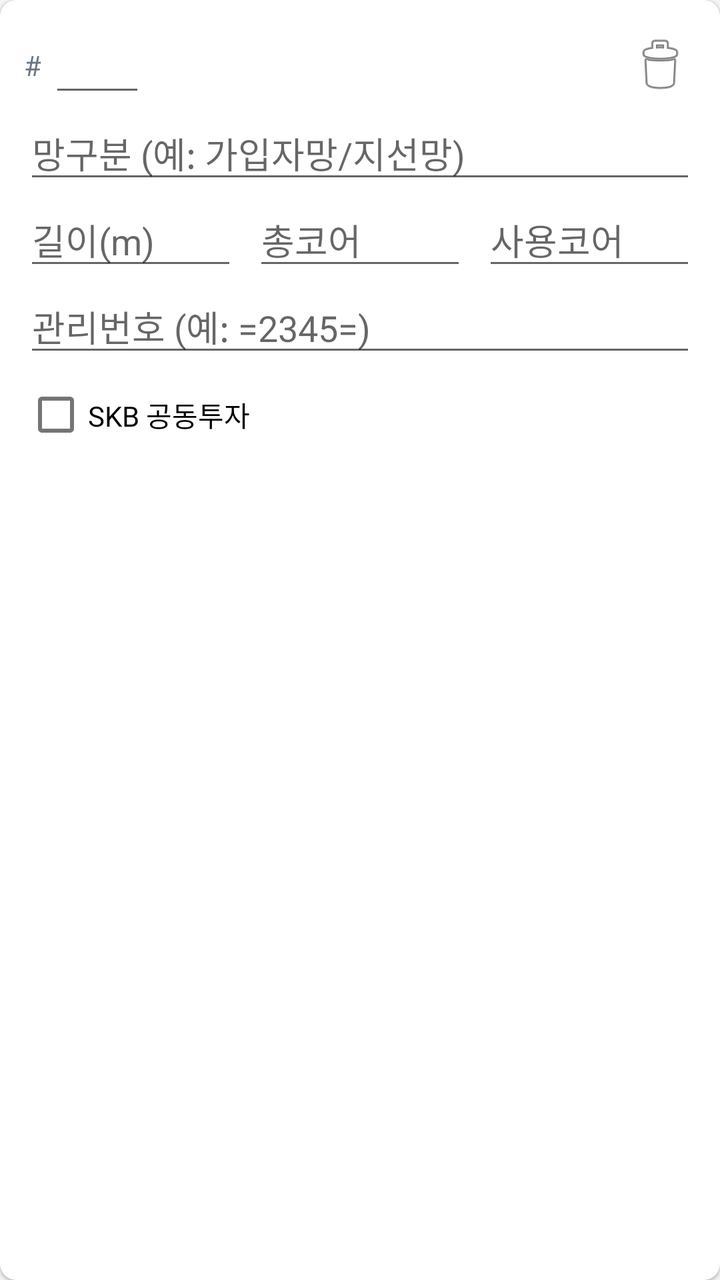
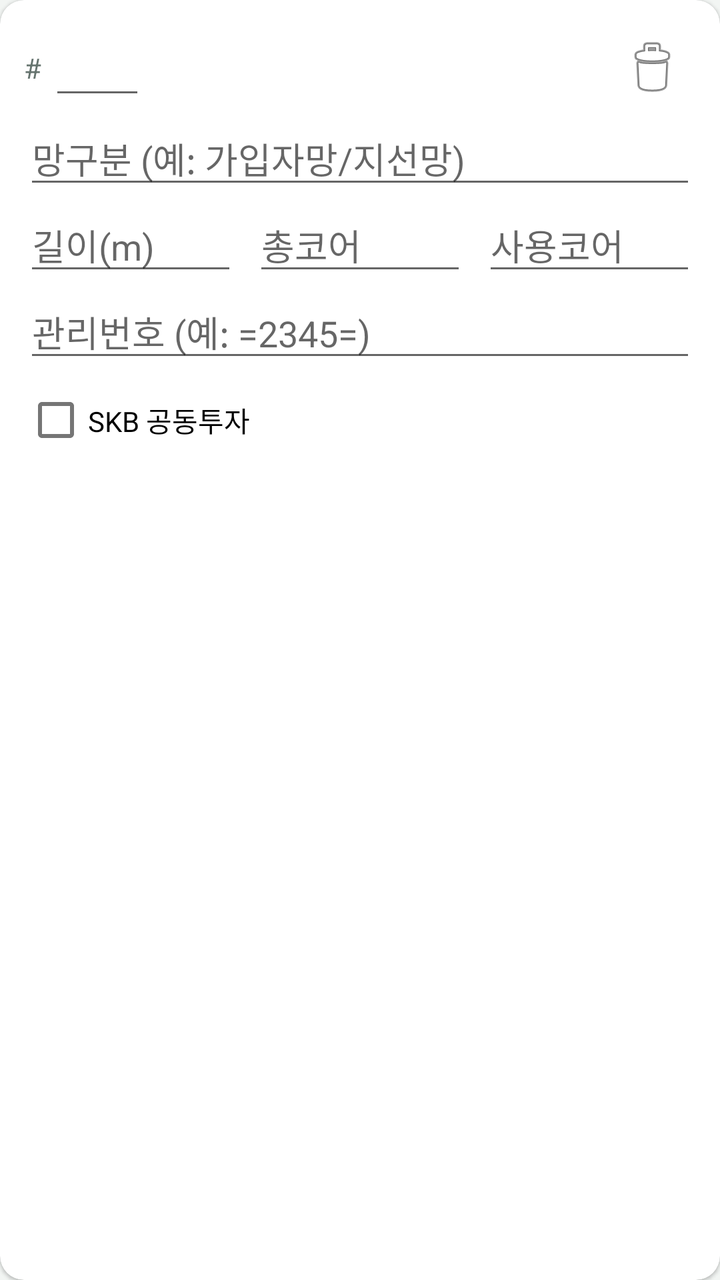

An Android layout rendered at two revisions. The XML below is the earlier revision; the diff shows what the commit changed to produce the second picture.
<!-- AndroidManifest.xml: application theme Theme.Jijang -->
<!-- res/layout/item_cable_row.xml -->
<?xml version="1.0" encoding="utf-8"?>
<androidx.cardview.widget.CardView
    xmlns:android="http://schemas.android.com/apk/res/android"
    xmlns:app="http://schemas.android.com/apk/res-auto"
    android:layout_width="match_parent"
    android:layout_height="wrap_content"
    android:layout_marginBottom="8dp"
    app:cardCornerRadius="8dp"
    app:cardElevation="1dp">

    <LinearLayout
        android:layout_width="match_parent"
        android:layout_height="wrap_content"
        android:orientation="vertical"
        android:padding="12dp">

        <LinearLayout
            android:layout_width="match_parent"
            android:layout_height="wrap_content"
            android:orientation="horizontal"
            android:gravity="center_vertical">

            <TextView
                android:layout_width="wrap_content"
                android:layout_height="wrap_content"
                android:text="#"
                android:textColor="@color/text_secondary" />

            <EditText
                android:id="@+id/editSeq"
                android:layout_width="48dp"
                android:layout_height="wrap_content"
                android:layout_marginStart="4dp"
                android:inputType="number"
                android:minHeight="0dp" />

            <View
                android:layout_width="0dp"
                android:layout_height="1dp"
                android:layout_weight="1" />

            <ImageButton
                android:id="@+id/buttonDelete"
                android:layout_width="36dp"
                android:layout_height="36dp"
                android:background="?attr/selectableItemBackgroundBorderless"
                android:contentDescription="@string/delete_row"
                android:src="@android:drawable/ic_menu_delete" />
        </LinearLayout>

        <EditText
            android:id="@+id/editNetworkLevel"
            android:layout_width="match_parent"
            android:layout_height="wrap_content"
            android:hint="@string/hint_network_level" />

        <LinearLayout
            android:layout_width="match_parent"
            android:layout_height="wrap_content"
            android:orientation="horizontal">

            <EditText
                android:id="@+id/editLengthM"
                android:layout_width="0dp"
                android:layout_height="wrap_content"
                android:layout_weight="1"
                android:hint="@string/hint_length_m"
                android:inputType="numberDecimal" />

            <EditText
                android:id="@+id/editTotalCore"
                android:layout_width="0dp"
                android:layout_height="wrap_content"
                android:layout_marginStart="8dp"
                android:layout_weight="1"
                android:hint="@string/hint_total_core"
                android:inputType="number" />

            <EditText
                android:id="@+id/editUsedCore"
                android:layout_width="0dp"
                android:layout_height="wrap_content"
                android:layout_marginStart="8dp"
                android:layout_weight="1"
                android:hint="@string/hint_used_core"
                android:inputType="number" />
        </LinearLayout>

        <EditText
            android:id="@+id/editCableId"
            android:layout_width="match_parent"
            android:layout_height="wrap_content"
            android:hint="@string/hint_cable_id" />

        <CheckBox
            android:id="@+id/checkSkbShared"
            android:layout_width="wrap_content"
            android:layout_height="wrap_content"
            android:text="@string/hint_skb_shared" />

    </LinearLayout>
</androidx.cardview.widget.CardView>
<!-- resources referenced by this layout -->
<resources>
  <color name="text_secondary">#6B7684</color>
  <string name="delete_row">행 삭제</string>
  <string name="hint_cable_id">관리번호 (예: =2345=)</string>
  <string name="hint_length_m">길이(m)</string>
  <string name="hint_network_level">망구분 (예: 가입자망/지선망)</string>
  <string name="hint_skb_shared">SKB 공동투자</string>
  <string name="hint_total_core">총코어</string>
  <string name="hint_used_core">사용코어</string>
  <style name="Theme.Jijang" parent="Theme.MaterialComponents.DayNight.NoActionBar">
          <item name="colorPrimary">@color/primary</item>
          <item name="colorPrimaryDark">@color/primary_dark</item>
          <item name="colorOnPrimary">@color/on_primary</item>
          <item name="colorSecondary">@color/accent</item>
          <item name="colorOnSecondary">@color/on_accent</item>
          <item name="android:windowBackground">@color/background</item>
  
          
          <item name="shapeAppearanceSmallComponent">@style/ShapeAppearance.Jijang.SmallComponent</item>
  
          <item name="materialButtonStyle">@style/Widget.Jijang.Button</item>
          <item name="materialButtonOutlinedStyle">@style/Widget.Jijang.Button.Outlined</item>
          <item name="borderlessButtonStyle">@style/Widget.Jijang.Button.Text</item>
      </style>
  <color name="primary">#0F2A4A</color>
  <color name="primary_dark">#081A30</color>
  <color name="on_primary">#FFFFFF</color>
  <color name="accent">#E8871E</color>
  <color name="on_accent">#FFFFFF</color>
  <color name="background">#F2F4F7</color>
  <style name="ShapeAppearance.Jijang.SmallComponent" parent="ShapeAppearance.MaterialComponents.SmallComponent">
          <item name="cornerSize">14dp</item>
      </style>
  <style name="Widget.Jijang.Button" parent="Widget.MaterialComponents.Button">
          <item name="backgroundTint">@color/accent</item>
          <item name="android:textColor">@color/on_accent</item>
          <item name="android:textAllCaps">false</item>
          <item name="android:textSize">15sp</item>
          <item name="android:paddingTop">14dp</item>
          <item name="android:paddingBottom">14dp</item>
          <item name="android:letterSpacing">0</item>
      </style>
  <style name="Widget.Jijang.Button.Outlined" parent="Widget.MaterialComponents.Button.OutlinedButton">
          <item name="android:textColor">@color/primary</item>
          <item name="strokeColor">@color/primary</item>
          <item name="android:textAllCaps">false</item>
          <item name="android:textSize">15sp</item>
          <item name="android:paddingTop">14dp</item>
          <item name="android:paddingBottom">14dp</item>
          <item name="android:letterSpacing">0</item>
      </style>
  <style name="Widget.Jijang.Button.Text" parent="Widget.MaterialComponents.Button.TextButton">
          <item name="android:textColor">@color/accent_dark</item>
          <item name="android:textAllCaps">false</item>
          <item name="android:letterSpacing">0</item>
      </style>
  <color name="accent_dark">#C96F0F</color>
</resources>

<!-- the commit's change to res/layout/item_cable_row.xml (unified diff, before → after) -->
@@ -5,8 +5,8 @@
     android:layout_width="match_parent"
     android:layout_height="wrap_content"
     android:layout_marginBottom="8dp"
-    app:cardCornerRadius="8dp"
-    app:cardElevation="1dp">
+    app:cardCornerRadius="@dimen/card_radius"
+    app:cardElevation="@dimen/card_elevation">
 
     <LinearLayout
         android:layout_width="match_parent"
@@ -41,8 +41,8 @@
 
             <ImageButton
                 android:id="@+id/buttonDelete"
-                android:layout_width="36dp"
-                android:layout_height="36dp"
+                android:layout_width="@dimen/touch_target"
+                android:layout_height="@dimen/touch_target"
                 android:background="?attr/selectableItemBackgroundBorderless"
                 android:contentDescription="@string/delete_row"
                 android:src="@android:drawable/ic_menu_delete" />
<!-- resource entries referenced after the edit -->
@@ -1,6 +1,9 @@
 <!-- resources referenced by this layout -->
 <resources>
-  <color name="text_secondary">#6B7684</color>
+  <color name="text_secondary">#66746F</color>
+  <dimen name="card_elevation">1dp</dimen>
+  <dimen name="card_radius">12dp</dimen>
+  <dimen name="touch_target">44dp</dimen>
   <string name="delete_row">행 삭제</string>
   <string name="hint_cable_id">관리번호 (예: =2345=)</string>
   <string name="hint_length_m">길이(m)</string>
@@ -14,6 +17,7 @@
           <item name="colorOnPrimary">@color/on_primary</item>
           <item name="colorSecondary">@color/accent</item>
           <item name="colorOnSecondary">@color/on_accent</item>
+          <item name="android:colorAccent">@color/accent</item>
           <item name="android:windowBackground">@color/background</item>
   
           
@@ -23,14 +27,14 @@
           <item name="materialButtonOutlinedStyle">@style/Widget.Jijang.Button.Outlined</item>
           <item name="borderlessButtonStyle">@style/Widget.Jijang.Button.Text</item>
       </style>
-  <color name="primary">#0F2A4A</color>
-  <color name="primary_dark">#081A30</color>
+  <color name="primary">#1F403A</color>
+  <color name="primary_dark">#102C27</color>
   <color name="on_primary">#FFFFFF</color>
-  <color name="accent">#E8871E</color>
+  <color name="accent">#D86532</color>
   <color name="on_accent">#FFFFFF</color>
-  <color name="background">#F2F4F7</color>
+  <color name="background">#F2F5F3</color>
   <style name="ShapeAppearance.Jijang.SmallComponent" parent="ShapeAppearance.MaterialComponents.SmallComponent">
-          <item name="cornerSize">14dp</item>
+          <item name="cornerSize">10dp</item>
       </style>
   <style name="Widget.Jijang.Button" parent="Widget.MaterialComponents.Button">
           <item name="backgroundTint">@color/accent</item>
@@ -55,6 +59,6 @@
           <item name="android:textAllCaps">false</item>
           <item name="android:letterSpacing">0</item>
       </style>
-  <color name="accent_dark">#C96F0F</color>
+  <color name="accent_dark">#B94925</color>
 </resources>
 
